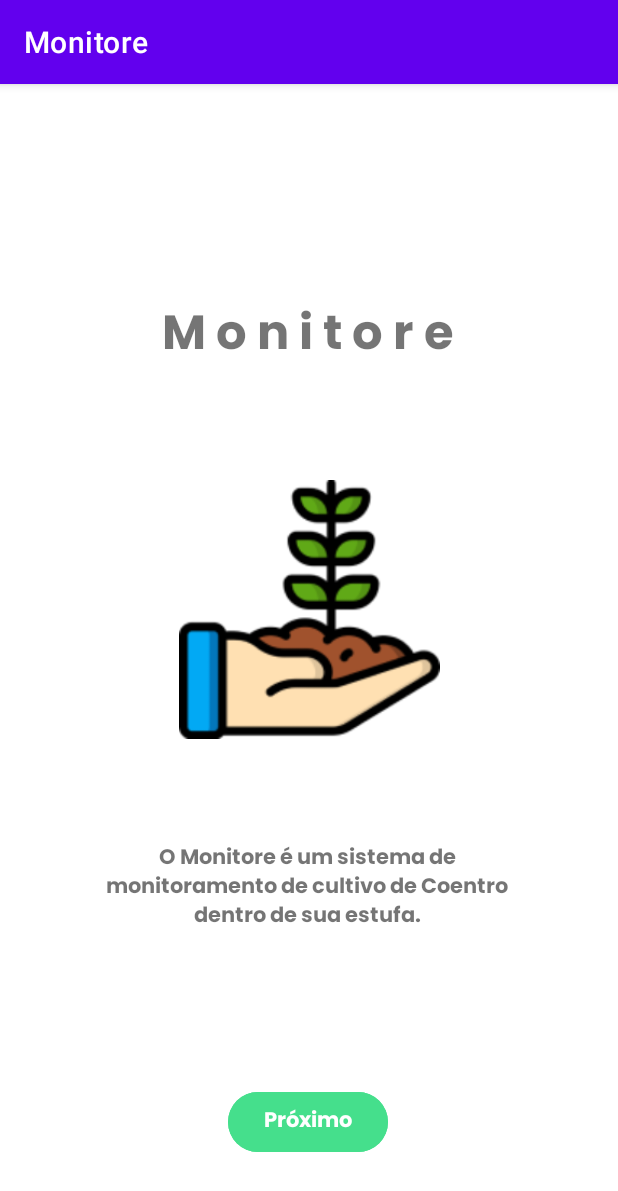
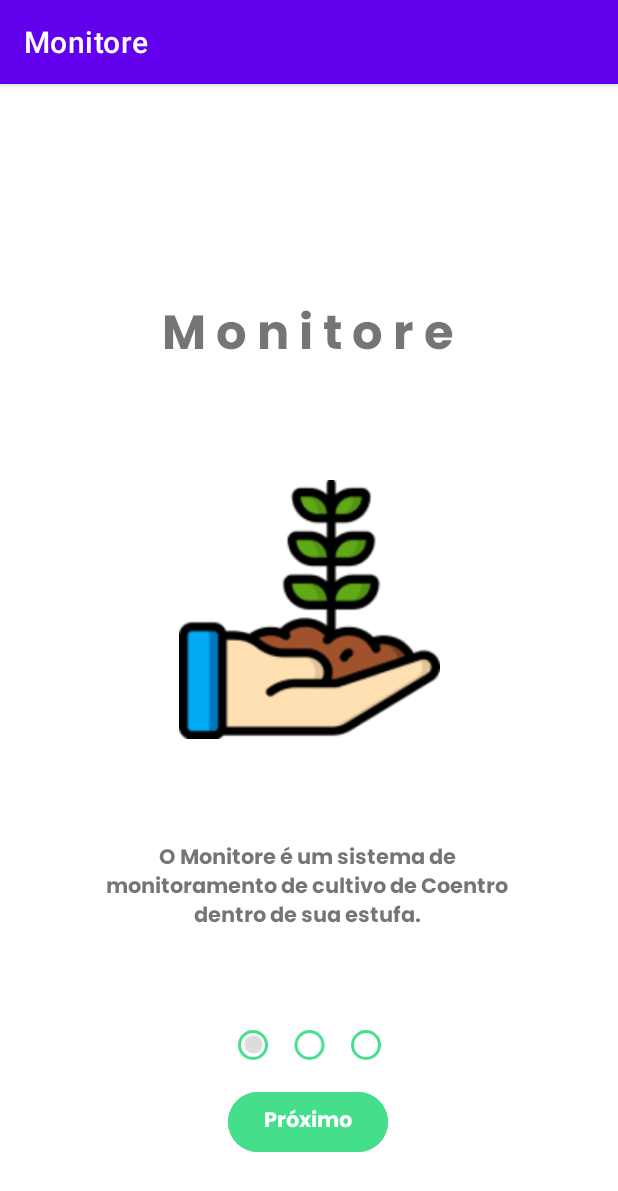
Before and after one commit to ConceicaoNeves/Monitore, an Android app: the Tutorial1Activity screen opened directly, with no data from a screen before it, on a phone screen of 412 x 824 dp. Shown: the top 1191 px of the screen. Run offline under Robolectric (Android 15) with nearby library versions, the phone set to English and light mode, and no system bars.

Commit message:
add seekbar

```diff
--- a/app/src/main/res/layout/tutorial1.xml
+++ b/app/src/main/res/layout/tutorial1.xml
@@ -59,4 +59,22 @@
         app:layout_constraintHorizontal_bias="0.498"
         app:layout_constraintStart_toStartOf="parent" />
 
+    <SeekBar
+        android:id="@+id/seekBar2"
+        style="@style/Widget.AppCompat.SeekBar.Discrete"
+        android:layout_width="107dp"
+        android:layout_height="38dp"
+        android:layout_marginBottom="8dp"
+        android:max="2"
+        android:progress="0"
+        android:progressBackgroundTint="#FFFFFF"
+        android:progressBackgroundTintMode="add"
+        android:progressTint="#46DF8C"
+        android:thumbTint="#61A2A2AA"
+        app:layout_constraintBottom_toTopOf="@+id/button2"
+        app:layout_constraintEnd_toEndOf="parent"
+        app:layout_constraintStart_toStartOf="parent"
+        app:tickMark="?android:attr/listChoiceIndicatorSingle"
+        app:tickMarkTint="#46DF8C" />
+
 </androidx.constraintlayout.widget.ConstraintLayout>
```
Also changed, not shown: app/src/main/res/layout/activity_tutorial2.xml (+18 -0 lines), app/src/main/res/layout/activity_tutorial3.xml (+18 -0 lines), app/src/main/res/drawable/vaso.png (added), app/src/main/res/drawable/vasoum.png (added), app/src/main/res/vaso.png (added).
